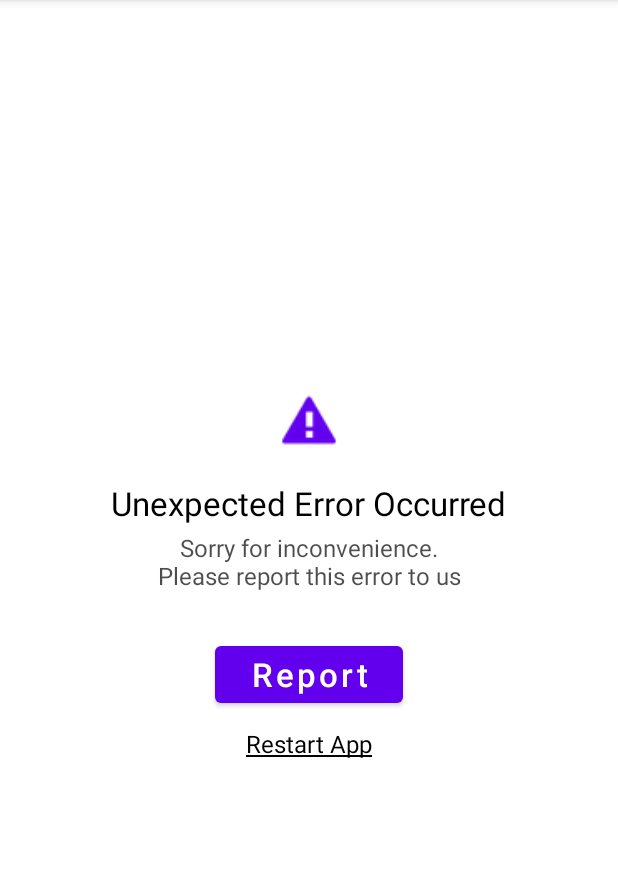
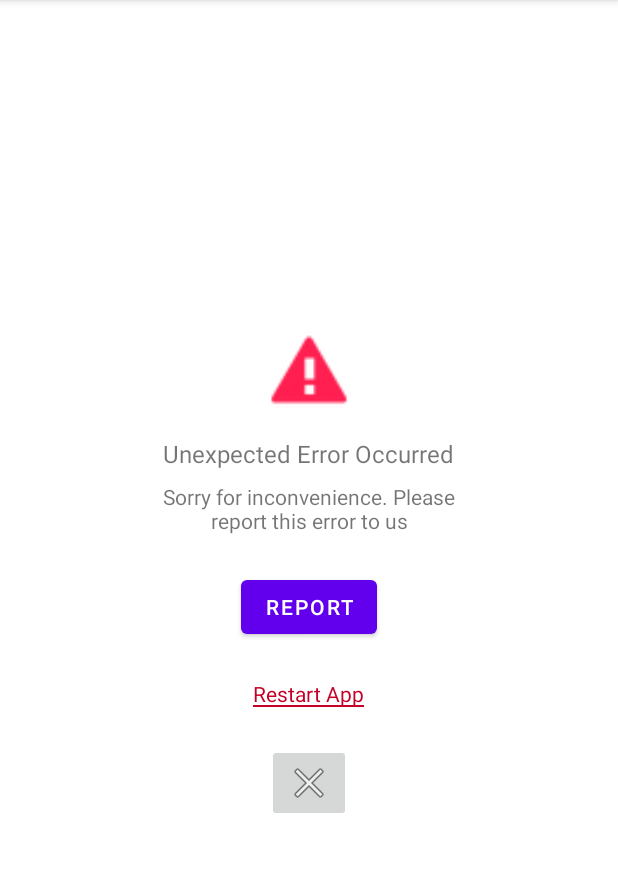
Before and after one commit to auvehassan/CustomCrashScreen, an Android app: the CrashActivity screen opened directly, with no data from a screen before it, on a phone screen of 412 x 824 dp, the part 84-956 px from its top. Run offline under Robolectric (Android 15) with nearby library versions, the phone set to English and light mode, and no system bars.

```diff
--- a/app/build.gradle
+++ b/app/build.gradle
@@ -45,6 +45,6 @@ dependencies {
     implementation "com.google.code.gson:gson:2.9.1"
 
     // Kotlin Coroutines
-    implementation 'androidx.navigation:navigation-fragment-ktx:2.5.2'
-    implementation 'androidx.navigation:navigation-ui-ktx:2.5.2'
+//    implementation 'androidx.navigation:navigation-fragment-ktx:2.5.2'
+//    implementation 'androidx.navigation:navigation-ui-ktx:2.5.2'
 }
--- a/app/src/main/java/com/auvehassan/customerrorscreen/ApplicationExceptionHandler.kt
+++ b/app/src/main/java/com/auvehassan/customerrorscreen/ApplicationExceptionHandler.kt
@@ -19,6 +19,7 @@ import kotlin.system.exitProcess
  * Gson().fromJSON(str,Throwable::class.java) function.
  */
 
+
 class ApplicationExceptionHandler private constructor(
     private val applicationContext: Context,
     private val defaultHandler: Thread.UncaughtExceptionHandler,
@@ -36,7 +37,7 @@ class ApplicationExceptionHandler private constructor(
 
     private fun launchActivity( applicationContext: Context, activity: Class<*>, exception: Throwable) {
         val crashedIntent = Intent(applicationContext, activity).also {
-            it.putExtra(INTENT_DATA_NAME, JsonFormatter.toJson(exception))
+            it.putExtra(INTENT_DATA_NAME, exception.stackTraceToString())
         }
 
         // Clears all previous activities. So backstack will be gone
@@ -46,8 +47,7 @@ class ApplicationExceptionHandler private constructor(
     }
 
     companion object {
-        private const val INTENT_DATA_NAME = "CrashData"
-        private const val TAG = "CustomExceptionHandler"
+        const val INTENT_DATA_NAME = "CrashData"
 
         fun initialize(
             applicationContext: Context,
@@ -60,18 +60,5 @@ class ApplicationExceptionHandler private constructor(
             )
             Thread.setDefaultUncaughtExceptionHandler(handler)
         }
-
-        /**
-         * Gets throwable data from activity's intent.
-         * It'll return null if stringExtra has not been found or another reasons.
-         */
-        fun getThrowableFromIntent(intent: Intent): Throwable? {
-            return try {
-                Gson().fromJson(intent.getStringExtra(INTENT_DATA_NAME), Throwable::class.java)
-            } catch (e: Exception) {
-                Log.e(TAG, "getThrowableFromIntent: ", e)
-                null
-            }
-        }
     }
 }
--- a/app/src/main/java/com/auvehassan/customerrorscreen/CrashActivity.kt
+++ b/app/src/main/java/com/auvehassan/customerrorscreen/CrashActivity.kt
@@ -4,41 +4,37 @@ import android.content.Intent
 import android.os.Bundle
 import android.util.Log
 import androidx.appcompat.app.AppCompatActivity
-import androidx.lifecycle.lifecycleScope
+
 import com.auvehassan.customerrorscreen.databinding.ActivityCrashBinding
-import kotlinx.coroutines.delay
-import kotlinx.coroutines.launch
 
 class CrashActivity : AppCompatActivity() {
 
+    private var errorStackTrace: String?=null
     private lateinit var binding: ActivityCrashBinding
 
     override fun onCreate(savedInstanceState: Bundle?) {
         super.onCreate(savedInstanceState)
+        Log.d(TAG,"onCreate")
         binding = ActivityCrashBinding.inflate(layoutInflater)
-        ApplicationExceptionHandler.getThrowableFromIntent(intent).let {
-            Log.e(TAG, "Error: $it")
-        }
+
+        errorStackTrace = intent.getStringExtra(ApplicationExceptionHandler.INTENT_DATA_NAME)
         setOnClickListeners()
         setContentView(binding.root)
     }
 
     private fun setOnClickListeners() {
-        binding.btnReport.setOnClickListener {
-            lifecycleScope.launch {
-                binding.btnReport.isEnabled = false
-                binding.btnReport.text = "Reporting..."
-                delay(2000)
-                binding.btnReport.text = "Reported."
-                delay(1000)
-                finishAffinity()
-            }
-        }
-
+        binding.btnReport.setOnClickListener { openContactDialog() }
+        binding.ibClose.setOnClickListener { finishAffinity() }
         binding.bRestartApp.setOnClickListener {
             finishAffinity()
             startActivity(Intent(this, MainActivity::class.java))
         }
+    }
+
+    /* Contact user community dialog*/
+    private fun openContactDialog() {
+        Log.d(TAG, "errorStackTrace: $errorStackTrace")
+
     }
 
     companion object {
--- a/app/src/main/res/layout/activity_crash.xml
+++ b/app/src/main/res/layout/activity_crash.xml
@@ -5,65 +5,66 @@
     android:layout_height="match_parent"
     xmlns:app="http://schemas.android.com/apk/res-auto"
     android:gravity="center"
-    android:orientation="vertical"
-    tools:context=".CrashActivity">
+    android:orientation="vertical">
 
     <ImageView
-        android:layout_width="40dp"
-        android:layout_height="40dp"
+        android:layout_width="@dimen/_56dp"
+        android:layout_height="@dimen/_56dp"
         android:src="@android:drawable/stat_notify_error"
-        app:tint="@color/purple_500"/>
+        app:tint="@color/colorPrimary"
+        tools:ignore="ContentDescription" />
 
     <TextView
         android:layout_width="wrap_content"
         android:layout_height="wrap_content"
-        android:layout_marginTop="20dp"
+        android:layout_marginTop="@dimen/_16dp"
         android:text="Unexpected Error Occurred"
-        android:textColor="#000"
-        android:textSize="22sp" />
+        android:textSize="16sp"
+        app:tint="@color/colorPrimary" />
 
     <TextView
         android:layout_width="wrap_content"
         android:layout_height="wrap_content"
-        android:layout_marginTop="4dp"
-        android:alpha=".7"
+        android:layout_margin="@dimen/_8dp"
         android:gravity="center"
-        android:maxEms="11"
+        android:maxEms="13"
         android:text="Sorry for inconvenience. Please report this error to us"
-        android:textColor="#000"
-        android:textSize="16sp" />
+        android:textSize="14sp" />
 
     <Button
         android:id="@+id/btnReport"
         android:layout_width="wrap_content"
         android:layout_height="wrap_content"
-        android:layout_marginTop="30dp"
-        android:minHeight="50dp"
-        android:paddingHorizontal="24dp"
-        android:text="Report"
-        android:textAllCaps="false"
-        android:textSize="22sp" />
+        android:layout_marginTop="@dimen/_16dp"
+        android:text="Report" />
 
     <LinearLayout
         android:id="@+id/bRestartApp"
         android:layout_width="wrap_content"
         android:layout_height="wrap_content"
-        android:layout_marginTop="10dp"
+        android:layout_marginTop="@dimen/_16dp"
+        android:padding="@dimen/_8dp"
         android:orientation="vertical">
 
         <TextView
             android:layout_width="wrap_content"
             android:layout_height="wrap_content"
             android:text="Restart App"
-            android:textColor="#000"
-            android:textSize="16sp" />
+            android:textColor="@color/colorPrimaryDark"
+            android:textSize="14sp" />
 
         <FrameLayout
             android:layout_width="match_parent"
             android:layout_height="1dp"
-            android:layout_marginTop="-3dp"
-            android:background="#000" />
+            android:layout_marginTop="-2dp"
+            android:background="@color/colorPrimaryDark" />
 
     </LinearLayout>
 
+    <ImageButton
+        android:id="@+id/ibClose"
+        android:layout_marginTop="@dimen/_16dp"
+        android:layout_width="wrap_content"
+        android:layout_height="wrap_content"
+        android:src="@android:drawable/ic_menu_close_clear_cancel"/>
 </LinearLayout>
--- a/app/src/main/res/values/colors.xml
+++ b/app/src/main/res/values/colors.xml
@@ -7,4 +7,8 @@
     <color name="teal_700">#FF018786</color>
     <color name="black">#FF000000</color>
     <color name="white">#FFFFFFFF</color>
+
+    <color name="colorPrimaryLight">#ff647b</color>
+    <color name="colorPrimaryDark">#c40027</color>
+    <color name="colorPrimary">#ff1e4f</color>
 </resources>
--- /dev/null
+++ b/app/src/main/res/values/dimens.xml
@@ -0,0 +1,6 @@
+<?xml version="1.0" encoding="utf-8"?>
+<resources>
+    <dimen name="_56dp">56dp</dimen>
+    <dimen name="_16dp">16dp</dimen>
+    <dimen name="_8dp">8dp</dimen>
+</resources>
--- a/build.gradle
+++ b/build.gradle
@@ -11,6 +11,7 @@ buildscript {
 plugins {
     id 'com.android.application' version '7.2.0' apply false
     id 'com.android.library' version '7.2.0' apply false
+    id 'org.jetbrains.kotlin.android' version '1.7.10' apply false
 }
 
 task clean(type: Delete) {
--- /dev/null
+++ b/crashHandler/src/main/AndroidManifest.xml
@@ -0,0 +1,4 @@
+<?xml version="1.0" encoding="utf-8"?>
+<manifest package="com.auvehassan.crashhandler">
+
+</manifest>
--- a/settings.gradle
+++ b/settings.gradle
@@ -14,3 +14,4 @@ dependencyResolutionManagement {
 }
 rootProject.name = "CustomErrorScreen"
 include ':app'
+include ':crashHandler'
```
Also changed, not shown: app/src/main/java/com/auvehassan/customerrorscreen/JsonFormatter.kt (deleted, +0 -12 lines), crashHandler/build.gradle (added, +37 -0 lines), 3 other files.
